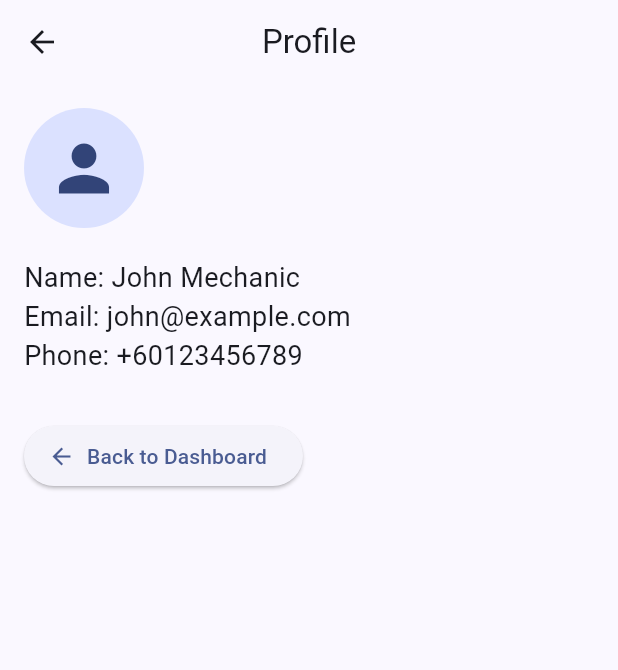
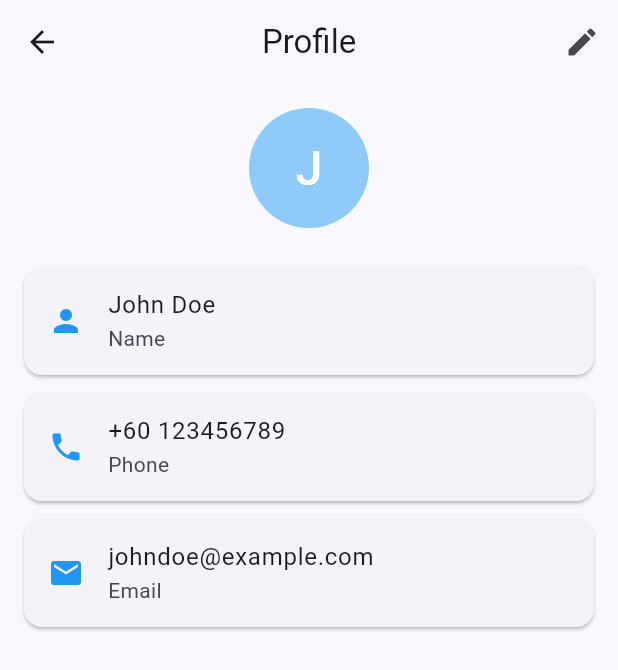
Before and after one commit to Evan0428/MobileAppForMachineWorkshop, a Flutter app: the ProfileScreen screen opened directly, on a phone screen of 412 x 824 dp. Shown: the top 670 px of the screen. Run offline on Flutter 3.47's test engine with Material 3 defaults, Android fonts, the phone set to English and light mode, and no system bars; our stand-ins replace firebase_core, image_picker, shared_preferences, signature; accounts and stored records are empty; generated files the repository leaves out were written again.

Commit message:
Update profile_screen.dart

```diff
--- a/lib/screens/profile_screen.dart
+++ b/lib/screens/profile_screen.dart
@@ -1,39 +1,128 @@
 import 'package:flutter/material.dart';
 
-class ProfileScreen extends StatelessWidget {
-  static const routeName = '/profile';
-
+class ProfileScreen extends StatefulWidget {
   const ProfileScreen({super.key});
 
   @override
+  State<ProfileScreen> createState() => _ProfileScreenState();
+}
+
+class _ProfileScreenState extends State<ProfileScreen> {
+  bool _editing = false;
+
+  // ✅ 假数据（以后可以从 Firebase 替换）
+  String _name = "John Doe";
+  String _phone = "+60 123456789";
+  String _email = "johndoe@example.com";
+
+  // 控制器（编辑模式用）
+  late TextEditingController _nameCtrl;
+  late TextEditingController _phoneCtrl;
+
+  @override
+  void initState() {
+    super.initState();
+    _nameCtrl = TextEditingController(text: _name);
+    _phoneCtrl = TextEditingController(text: _phone);
+  }
+
+  @override
+  void dispose() {
+    _nameCtrl.dispose();
+    _phoneCtrl.dispose();
+    super.dispose();
+  }
+
+  void _toggleEdit() {
+    if (_editing) {
+      // 保存数据
+      setState(() {
+        _name = _nameCtrl.text;
+        _phone = _phoneCtrl.text;
+        _editing = false;
+      });
+
+      // ✅ 显示提示
+      ScaffoldMessenger.of(context).showSnackBar(
+        const SnackBar(content: Text("Profile updated")),
+      );
+    } else {
+      // 进入编辑模式
+      setState(() => _editing = true);
+    }
+  }
+
+  Widget _buildInfoTile({
+    required IconData icon,
+    required String label,
+    required Widget child,
+  }) {
+    return Card(
+      margin: const EdgeInsets.symmetric(vertical: 6),
+      child: ListTile(
+        leading: Icon(icon, color: Colors.blue),
+        title: child,
+        subtitle: Text(label),
+      ),
+    );
+  }
+
+  @override
   Widget build(BuildContext context) {
-    // ✅ 以后可以从 AuthController 获取真实用户数据
-    const userName = "John Mechanic";
-    const userEmail = "john@example.com";
-    const userPhone = "+60123456789";
-
     return Scaffold(
-      appBar: AppBar(title: const Text("Profile")),
-      body: Padding(
-        padding: const EdgeInsets.all(16.0),
+      appBar: AppBar(
+        title: const Text("Profile"),
+        actions: [
+          IconButton(
+            icon: Icon(_editing ? Icons.save : Icons.edit),
+            onPressed: _toggleEdit,
+          )
+        ],
+      ),
+      body: SingleChildScrollView(
+        padding: const EdgeInsets.all(16),
         child: Column(
-          crossAxisAlignment: CrossAxisAlignment.start,
           children: [
-            const CircleAvatar(
+            // ✅ 用户头像
+            CircleAvatar(
               radius: 40,
-              child: Icon(Icons.person, size: 50),
+              backgroundColor: Colors.blue.shade200,
+              child: Text(
+                _name.isNotEmpty ? _name[0] : "?",
+                style: const TextStyle(fontSize: 32, color: Colors.white),
+              ),
             ),
             const SizedBox(height: 20),
-            Text("Name: $userName", style: const TextStyle(fontSize: 18)),
-            Text("Email: $userEmail", style: const TextStyle(fontSize: 18)),
-            Text("Phone: $userPhone", style: const TextStyle(fontSize: 18)),
-            const SizedBox(height: 30),
-            ElevatedButton.icon(
-              onPressed: () {
-                Navigator.pop(context);
-              },
-              icon: const Icon(Icons.arrow_back),
-              label: const Text("Back to Dashboard"),
+
+            // ✅ 名字
+            _buildInfoTile(
+              icon: Icons.person,
+              label: "Name",
+              child: _editing
+                  ? TextField(
+                controller: _nameCtrl,
+                decoration: const InputDecoration(border: InputBorder.none),
+              )
+                  : Text(_name, style: const TextStyle(fontSize: 16)),
+            ),
+
+            // ✅ 电话
+            _buildInfoTile(
+              icon: Icons.phone,
+              label: "Phone",
+              child: _editing
+                  ? TextField(
+                controller: _phoneCtrl,
+                decoration: const InputDecoration(border: InputBorder.none),
+              )
+                  : Text(_phone, style: const TextStyle(fontSize: 16)),
+            ),
+
+            // ✅ 邮箱（只读）
+            _buildInfoTile(
+              icon: Icons.email,
+              label: "Email",
+              child: Text(_email, style: const TextStyle(fontSize: 16)),
             ),
           ],
         ),
```
